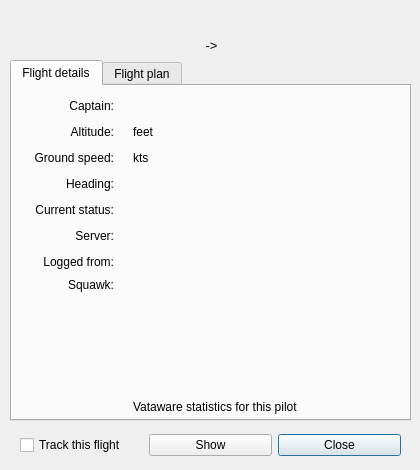
Above: source/ui/resources/flightdetailswindow.ui from Vatsinator/vatsinator-legacy before the change. Below: the same form after it.
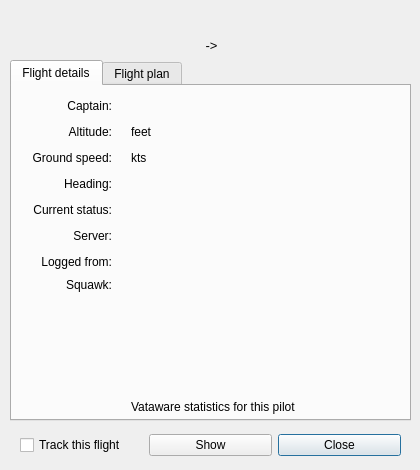
That is the form after the change. Icons and pictures are not drawn. Custom widgets are drawn as their Qt base class.

```diff
--- a/source/ui/resources/flightdetailswindow.ui
+++ b/source/ui/resources/flightdetailswindow.ui
@@ -62,7 +62,7 @@
       <rect>
        <x>0</x>
        <y>10</y>
-       <width>401</width>
+       <width>391</width>
        <height>321</height>
       </rect>
      </property>
@@ -372,7 +372,7 @@
         </property>
         <property name="minimumSize">
          <size>
-          <width>0</width>
+          <width>220</width>
           <height>0</height>
          </size>
         </property>
```
